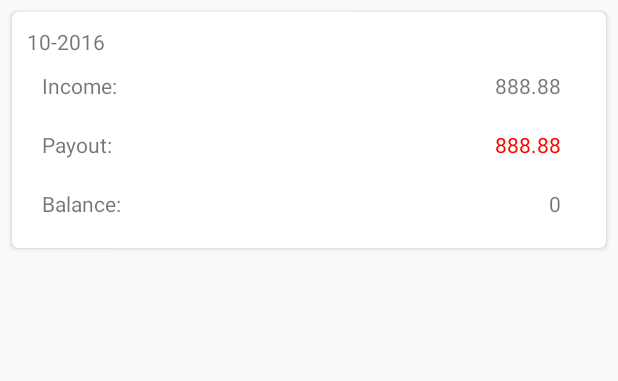
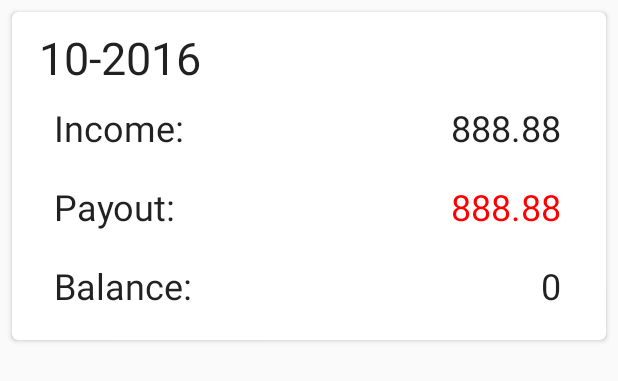
Before and after one commit to splxsg/Money_Saver_new_project, an Android app: the layout list_item_summary.xml on its own in the app's theme, with its tools: preview values and no code run, on a phone screen of 412 x 824 dp. Shown: the top 381 px of the screen. Run offline under Robolectric (Android 15) with nearby library versions, the phone set to English and light mode, and no system bars.

Commit message:
1.1.1
changed pie size
changed text size
introduce animation for pie chart

```diff
--- a/app/src/main/res/layout/list_item_summary.xml
+++ b/app/src/main/res/layout/list_item_summary.xml
@@ -21,7 +21,8 @@
             android:layout_width="wrap_content"
             android:layout_height="wrap_content"
             tools:text="10-2016"
-            />
+            style="@android:style/Widget.Material.TextView.SpinnerItem"
+            android:textSize="30sp" />
 
     <LinearLayout
         android:layout_width="match_parent"
@@ -31,14 +32,18 @@
         <TextView
             android:layout_width="wrap_content"
             android:layout_height="wrap_content"
-            android:text="Income: " />
+            android:text="Income: "
+            style="@android:style/Widget.Material.TextView.SpinnerItem"
+            android:textSize="24sp" />
         <TextView
             android:id="@+id/item_income"
             android:layout_width="match_parent"
             android:layout_height="wrap_content"
             android:gravity="end"
             android:paddingEnd="10dp"
-            tools:text="888.88" />
+            tools:text="888.88"
+            style="@android:style/Widget.Material.TextView.SpinnerItem"
+            android:textSize="24sp" />
         </LinearLayout>
 
     <LinearLayout
@@ -49,7 +54,9 @@
         <TextView
             android:layout_width="wrap_content"
             android:layout_height="wrap_content"
-            android:text="Payout: " />
+            android:text="Payout: "
+            style="@android:style/Widget.Material.TextView.SpinnerItem"
+            android:textSize="24sp" />
         <TextView
             android:id="@+id/item_payout"
             android:layout_width="match_parent"
@@ -57,8 +64,11 @@
             android:gravity="end"
             android:paddingEnd="10dp"
             android:textColor="@color/red"
-            tools:text="888.88" />
+            tools:text="888.88"
+            style="@android:style/Widget.Material.TextView.SpinnerItem"
+            android:textSize="24sp" />
         </LinearLayout>
+
         <LinearLayout
             android:layout_width="match_parent"
             android:layout_height="wrap_content"
@@ -68,14 +78,18 @@
             <TextView
                 android:layout_width="wrap_content"
                 android:layout_height="wrap_content"
-            android:text="Balance: " />
+                android:text="Balance: "
+                style="@android:style/Widget.Material.TextView.SpinnerItem"
+                android:textSize="24sp" />
             <TextView
                 android:id="@+id/item_balance"
                 android:layout_width="match_parent"
                 android:layout_height="wrap_content"
                 android:gravity="end"
                 android:paddingEnd="10dp"
-            tools:text="0" />
+                tools:text="0"
+                style="@android:style/Widget.Material.TextView.SpinnerItem"
+                android:textSize="24sp" />
             </LinearLayout>
     </LinearLayout>
 </android.support.v7.widget.CardView>
--- a/app/src/main/res/values/styles.xml
+++ b/app/src/main/res/values/styles.xml
@@ -17,4 +17,6 @@
 
     <style name="AppTheme.PopupOverlay" parent="ThemeOverlay.AppCompat.Light" />
 
+
+
 </resources>
```
Also changed, not shown: app/src/main/java/com/blues/money_saver/OverviewRecycleAdapter.java (+17 -4 lines), app/src/main/res/layout/overview_pie.xml (+9 -8 lines). Lines whose indentation alone changed are shown as unchanged.
